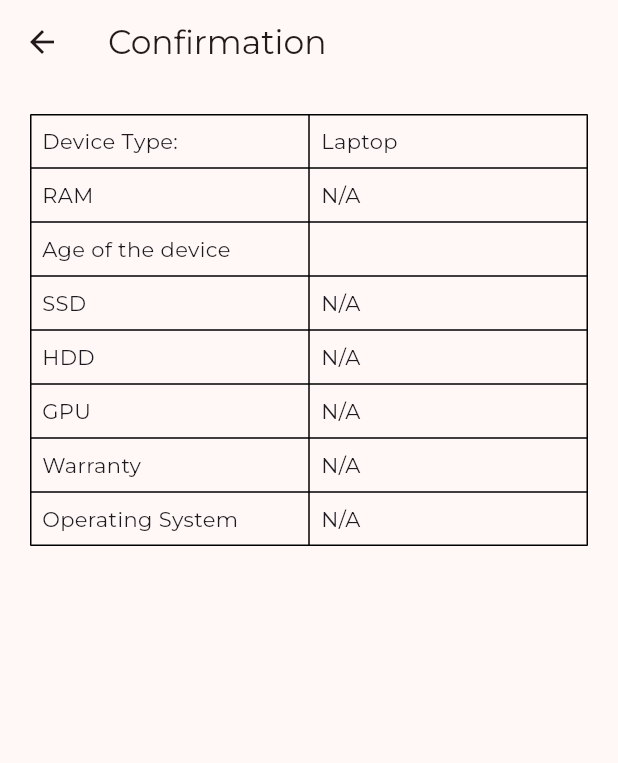
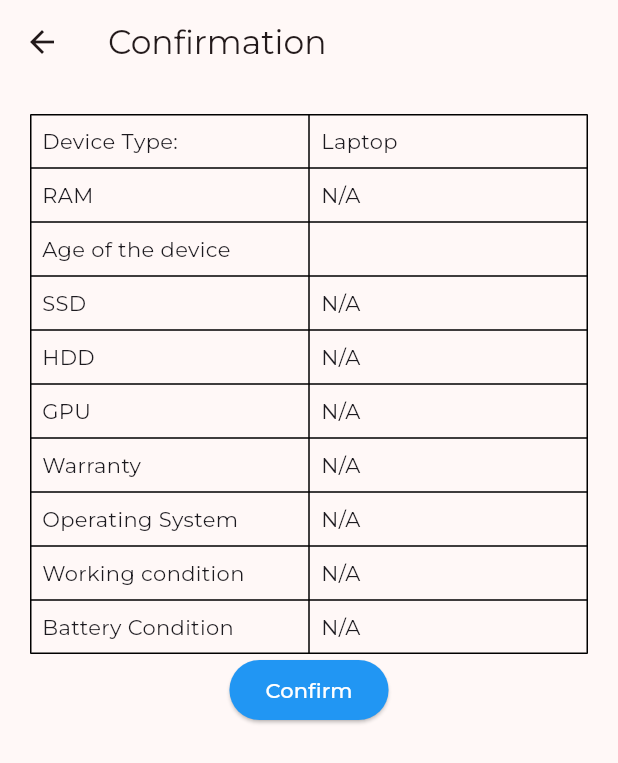
Before and after one commit to RichPerspective007/recyclify-h4b, a Flutter app: the LapDeskForm widget shown alone on an empty page, opened directly, after a tap on "Continue", on a phone screen of 412 x 824 dp. Shown: the top 763 px of the screen. Run offline on Flutter 3.47's test engine with Material 3 defaults, Android fonts, the phone set to English and light mode, and no system bars; our stand-ins replace cloud_firestore, dash_chat_2, delightful_toast, firebase_auth, firebase_core, firebase_storage and 3 more; accounts and stored records are empty.

Commit message:
Made changes to the confirmation page and made changes in database.dart to store data fetched from confirmation page of laptop

```diff
--- a/lib/components/custom_dropdown.dart
+++ b/lib/components/custom_dropdown.dart
@@ -40,9 +40,9 @@ class _CustomDropDownFieldState extends State<CustomDropDownField> {
         },
         icon: const Icon(
           Icons.arrow_drop_down_circle_outlined,
-          color: Color.fromARGB(255, 23, 225, 168),
+          color: Color.fromARGB(255, 23, 164, 225),
         ),
-        dropdownColor: const Color.fromARGB(255, 67, 255, 202),
+        dropdownColor: Color.fromARGB(255, 48, 248, 241),
         decoration: InputDecoration(
           border: const UnderlineInputBorder(),
           labelText: '${widget.part} size in GB',
--- a/lib/components/laptopdesktop.dart
+++ b/lib/components/laptopdesktop.dart
@@ -19,6 +19,10 @@ class _LapDeskFormState extends State<LapDeskForm> {
   String? selectedGPU;
   String? selectedWarranty;
   String? selectedOS;
+  String? selectedworkingCondition;
+
+  String? batteryCondition;
+
 
   @override
   Widget build(BuildContext context) {
@@ -81,7 +85,27 @@ class _LapDeskFormState extends State<LapDeskForm> {
             });
           },
         ),
-        const SizedBox(height: 20),
+        CustomDropDownField(
+          part: 'Working condition',
+          sizeList: ['please select','broken', 'not working', 'partially working', 'working with lags', 'working perfectly',],
+          onChanged: (value) {
+            setState(() {
+              selectedworkingCondition = value;
+            });
+          },
+        ),
+
+
+        CustomDropDownField(
+          part: 'Battery condition',
+          sizeList: ['please select','dead', '50 percent', '75 percent', 'no issues', ],
+          onChanged: (value) {
+            setState(() {
+              batteryCondition = value;
+            });
+          },
+        ),
+        const SizedBox(height: 15),
         ElevatedButton(
           onPressed: () {
             Navigator.push(
@@ -94,7 +118,10 @@ class _LapDeskFormState extends State<LapDeskForm> {
                   selectedGPU: selectedGPU,
                   selectedWarranty: selectedWarranty,
                   selectedOS: selectedOS,
+                  selectedworkingCondition:selectedworkingCondition,
                   age: age.text,
+                  batteryCondition:batteryCondition,
+
                 ),
               ),
             );
--- a/lib/pages/confirmation.dart
+++ b/lib/pages/confirmation.dart
@@ -1,4 +1,6 @@
 import 'package:flutter/material.dart';
+// Import the DatabaseService
+import 'package:recyclify/services/database.dart';
 
 class ConfirmationPage extends StatelessWidget {
   final String? selectedRAM;
@@ -8,6 +10,9 @@ class ConfirmationPage extends StatelessWidget {
   final String? selectedWarranty;
   final String? selectedOS;
   final String age;
+  final String? selectedworkingCondition;
+  final String? scratches;
+  final String? batteryCondition;
 
   const ConfirmationPage({
     Key? key,
@@ -18,17 +23,24 @@ class ConfirmationPage extends StatelessWidget {
     this.selectedWarranty,
     this.selectedOS,
     required this.age,
+    this.selectedworkingCondition,
+    this.scratches,
+    this.batteryCondition,
   }) : super(key: key);
 
   @override
   Widget build(BuildContext context) {
+    final DatabaseService databaseService = DatabaseService();
+
     return Scaffold(
       appBar: AppBar(
         title: const Text('Confirmation'),
       ),
       body: Padding(
         padding: const EdgeInsets.all(20.0),
-        child: Table(
+        child: Column(
+          children: [
+            Table(
               border: TableBorder.all(),
               children: [
                 const TableRow(children: [
@@ -111,6 +123,53 @@ class ConfirmationPage extends StatelessWidget {
                     child: Text(selectedOS ?? 'N/A'),
                   ),
                 ]),
+                TableRow(children: [
+                  const Padding(
+                    padding: EdgeInsets.all(8.0),
+                    child: Text('Working condition'),
+                  ),
+                  Padding(
+                    padding: const EdgeInsets.all(8.0),
+                    child: Text(selectedworkingCondition ?? 'N/A'),
+                  ),
+                ]),
+
+                TableRow(children: [
+                  const Padding(
+                    padding: EdgeInsets.all(8.0),
+                    child: Text('Battery Condition'),
+                  ),
+                  Padding(
+                    padding: const EdgeInsets.all(8.0),
+                    child: Text(batteryCondition ?? 'N/A'),
+                  ),
+                ]),
+              ],
+            ),
+            ElevatedButton(
+              onPressed: () async {
+                await databaseService.storeDeviceData(
+                  selectedRAM: selectedRAM,
+                  selectedSSD: selectedSSD,
+                  selectedHDD: selectedHDD,
+                  selectedGPU: selectedGPU,
+                  selectedWarranty: selectedWarranty,
+                  selectedOS: selectedOS,
+                  selectedworkingCondition: selectedworkingCondition,
+                  age: age,
+
+                  batteryCondition: batteryCondition,
+                );
+                ScaffoldMessenger.of(context).showSnackBar(
+                  const SnackBar(content: Text('Device data stored successfully')),
+                );
+              },
+              style: ElevatedButton.styleFrom(
+                foregroundColor: Colors.white,
+                backgroundColor: Colors.blue, // foreground (text) color
+              ),
+              child: const Text('Confirm'),
+            ),
           ],
         ),
       ),
```
Also changed, not shown: lib/services/database.dart (+37 -22 lines). Lines whose indentation alone changed are shown as unchanged.
